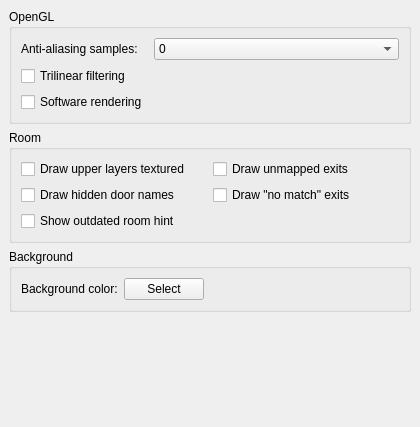
This is src/preferences/graphicspage.ui in MUME/MMapper as Qt 5 draws it before an edit. The edited form follows.
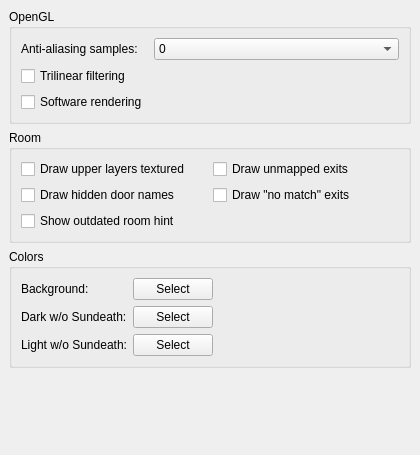
This is the edited form.

Commit message: Add configurable colors for dark/sunsafe rooms

```diff
--- a/src/preferences/graphicspage.ui
+++ b/src/preferences/graphicspage.ui
@@ -7,7 +7,7 @@
     <x>0</x>
     <y>0</y>
     <width>420</width>
-    <height>427</height>
+    <height>455</height>
    </rect>
   </property>
   <property name="sizePolicy">
@@ -193,7 +193,7 @@
    <item>
     <widget class="QGroupBox" name="groupBox_2">
      <property name="title">
-      <string>Background</string>
+      <string>Colors</string>
      </property>
      <layout class="QGridLayout">
       <property name="leftMargin">
@@ -211,6 +211,16 @@
       <property name="spacing">
        <number>6</number>
       </property>
+      <item row="1" column="0">
+       <widget class="QLabel" name="darkLabel">
+        <property name="text">
+         <string>Dark w/o Sundeath:</string>
+        </property>
+        <property name="buddy">
+         <cstring>darkPushButton</cstring>
+        </property>
+       </widget>
+      </item>
       <item row="0" column="2">
        <spacer name="horizontalSpacer">
         <property name="orientation">
@@ -227,7 +237,7 @@
       <item row="0" column="0">
        <widget class="QLabel" name="label">
         <property name="text">
-         <string>Background color:</string>
+         <string>Background:</string>
         </property>
         <property name="buddy">
          <cstring>changeColor</cstring>
@@ -235,7 +245,31 @@
        </widget>
       </item>
       <item row="0" column="1">
-       <widget class="QPushButton" name="changeColor">
+       <widget class="QPushButton" name="bgChangeColor">
+        <property name="text">
+         <string>Select</string>
+        </property>
+       </widget>
+      </item>
+      <item row="2" column="0">
+       <widget class="QLabel" name="darkLitLabel">
+        <property name="text">
+         <string>Light w/o Sundeath:</string>
+        </property>
+        <property name="buddy">
+         <cstring>darkLitPushButton</cstring>
+        </property>
+       </widget>
+      </item>
+      <item row="1" column="1">
+       <widget class="QPushButton" name="darkPushButton">
+        <property name="text">
+         <string>Select</string>
+        </property>
+       </widget>
+      </item>
+      <item row="2" column="1">
+       <widget class="QPushButton" name="darkLitPushButton">
         <property name="text">
          <string>Select</string>
         </property>
```
Left out of the diff: 12 changed lines with no effect on the pictures. The commit also changes 5 other files.
